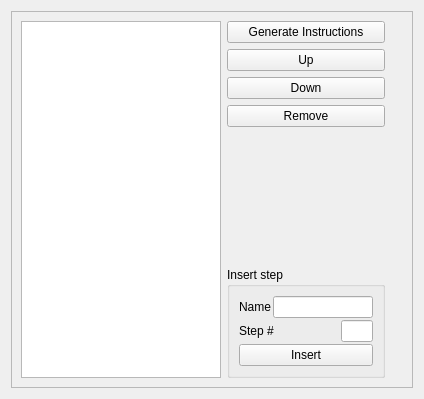
Above: ui/brewDayScrollWidget.ui from Brewtarget/brewtarget before the change. Below: the same form after it.
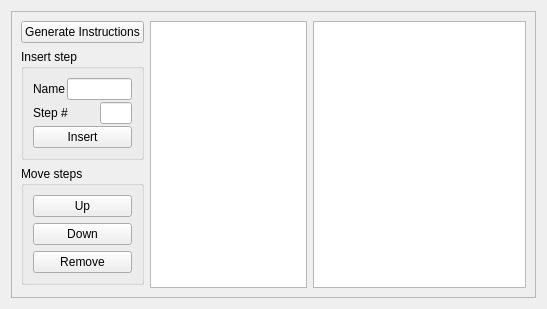
That is the form after the change.

Patch:
```diff
--- a/ui/brewDayScrollWidget.ui
+++ b/ui/brewDayScrollWidget.ui
@@ -6,8 +6,8 @@
    <rect>
     <x>0</x>
     <y>0</y>
-    <width>424</width>
-    <height>399</height>
+    <width>547</width>
+    <height>309</height>
    </rect>
   </property>
   <property name="windowTitle">
@@ -24,87 +24,30 @@
        <rect>
         <x>0</x>
         <y>0</y>
-        <width>402</width>
-        <height>377</height>
+        <width>533</width>
+        <height>295</height>
        </rect>
       </property>
       <layout class="QHBoxLayout" name="horizontalLayout_3">
        <item>
         <layout class="QVBoxLayout" name="verticalLayout_4">
          <item>
-          <layout class="QHBoxLayout" name="horizontalLayout_10">
-           <item>
-            <widget class="QListWidget" name="listWidget">
-             <property name="sizePolicy">
-              <sizepolicy hsizetype="Maximum" vsizetype="Expanding">
-               <horstretch>0</horstretch>
-               <verstretch>0</verstretch>
-              </sizepolicy>
-             </property>
-             <property name="maximumSize">
-              <size>
-               <width>200</width>
-               <height>16777215</height>
-              </size>
-             </property>
-            </widget>
-           </item>
-           <item>
-            <layout class="QVBoxLayout" name="verticalLayout_5">
-             <item>
               <widget class="QPushButton" name="pushButton_generateInstructions">
+           <property name="sizePolicy">
+            <sizepolicy hsizetype="Minimum" vsizetype="Fixed">
+             <horstretch>0</horstretch>
+             <verstretch>0</verstretch>
+            </sizepolicy>
+           </property>
                <property name="text">
                 <string>Generate Instructions</string>
                </property>
               </widget>
              </item>
-             <item>
-              <widget class="QPushButton" name="pushButton_up">
-               <property name="toolTip">
-                <string>Move currently selected step up</string>
-               </property>
-               <property name="text">
-                <string>Up</string>
-               </property>
-              </widget>
-             </item>
-             <item>
-              <widget class="QPushButton" name="pushButton_down">
-               <property name="toolTip">
-                <string>Move currently selected step down</string>
-               </property>
-               <property name="text">
-                <string>Down</string>
-               </property>
-              </widget>
-             </item>
-             <item>
-              <widget class="QPushButton" name="pushButton_remove">
-               <property name="toolTip">
-                <string>Remove currently selected step</string>
-               </property>
-               <property name="text">
-                <string>Remove</string>
-               </property>
-              </widget>
-             </item>
-             <item>
-              <spacer name="verticalSpacer">
-               <property name="orientation">
-                <enum>Qt::Vertical</enum>
-               </property>
-               <property name="sizeHint" stdset="0">
-                <size>
-                 <width>20</width>
-                 <height>40</height>
-                </size>
-               </property>
-              </spacer>
-             </item>
              <item>
               <widget class="QGroupBox" name="groupBox">
                <property name="sizePolicy">
-                <sizepolicy hsizetype="Maximum" vsizetype="Maximum">
+            <sizepolicy hsizetype="Preferred" vsizetype="Maximum">
                  <horstretch>0</horstretch>
                  <verstretch>0</verstretch>
                 </sizepolicy>
@@ -225,29 +168,107 @@
               </widget>
              </item>
              <item>
-              <layout class="QVBoxLayout" name="verticalLayout"/>
-             </item>
-            </layout>
-           </item>
-          </layout>
+          <widget class="QGroupBox" name="groupBox_2">
+           <property name="title">
+            <string>Move steps</string>
+           </property>
+           <layout class="QVBoxLayout" name="verticalLayout">
+            <item>
+             <widget class="QPushButton" name="pushButton_up">
+              <property name="sizePolicy">
+               <sizepolicy hsizetype="Preferred" vsizetype="Fixed">
+                <horstretch>0</horstretch>
+                <verstretch>0</verstretch>
+               </sizepolicy>
+              </property>
+              <property name="toolTip">
+               <string>Move currently selected step up</string>
+              </property>
+              <property name="text">
+               <string>Up</string>
+              </property>
+             </widget>
+            </item>
+            <item>
+             <widget class="QPushButton" name="pushButton_down">
+              <property name="sizePolicy">
+               <sizepolicy hsizetype="Preferred" vsizetype="Fixed">
+                <horstretch>0</horstretch>
+                <verstretch>0</verstretch>
+               </sizepolicy>
+              </property>
+              <property name="toolTip">
+               <string>Move currently selected step down</string>
+              </property>
+              <property name="text">
+               <string>Down</string>
+              </property>
+             </widget>
+            </item>
+            <item>
+             <widget class="QPushButton" name="pushButton_remove">
+              <property name="sizePolicy">
+               <sizepolicy hsizetype="Preferred" vsizetype="Fixed">
+                <horstretch>0</horstretch>
+                <verstretch>0</verstretch>
+               </sizepolicy>
+              </property>
+              <property name="toolTip">
+               <string>Remove currently selected step</string>
+              </property>
+              <property name="text">
+               <string>Remove</string>
+              </property>
+             </widget>
+            </item>
+           </layout>
+          </widget>
          </item>
+         <item>
+          <spacer name="verticalSpacer">
+           <property name="orientation">
+            <enum>Qt::Vertical</enum>
+           </property>
+           <property name="sizeHint" stdset="0">
+            <size>
+             <width>20</width>
+             <height>40</height>
+            </size>
+           </property>
+          </spacer>
+         </item>
         </layout>
        </item>
        <item>
-        <widget class="QStackedWidget" name="stackedWidget">
+        <widget class="QListWidget" name="listWidget">
          <property name="sizePolicy">
-          <sizepolicy hsizetype="Preferred" vsizetype="Preferred">
+          <sizepolicy hsizetype="Maximum" vsizetype="Expanding">
            <horstretch>0</horstretch>
            <verstretch>0</verstretch>
           </sizepolicy>
          </property>
          <property name="minimumSize">
           <size>
-           <width>0</width>
+           <width>150</width>
            <height>0</height>
           </size>
          </property>
-         <widget class="QWidget" name="page_2"/>
+         <property name="maximumSize">
+          <size>
+           <width>200</width>
+           <height>16777215</height>
+          </size>
+         </property>
+        </widget>
+       </item>
+       <item>
+        <widget class="QPlainTextEdit" name="plainTextEdit">
+         <property name="minimumSize">
+          <size>
+           <width>200</width>
+           <height>0</height>
+          </size>
+         </property>
         </widget>
        </item>
       </layout>
```
Lines whose indentation alone changed are shown as unchanged.
